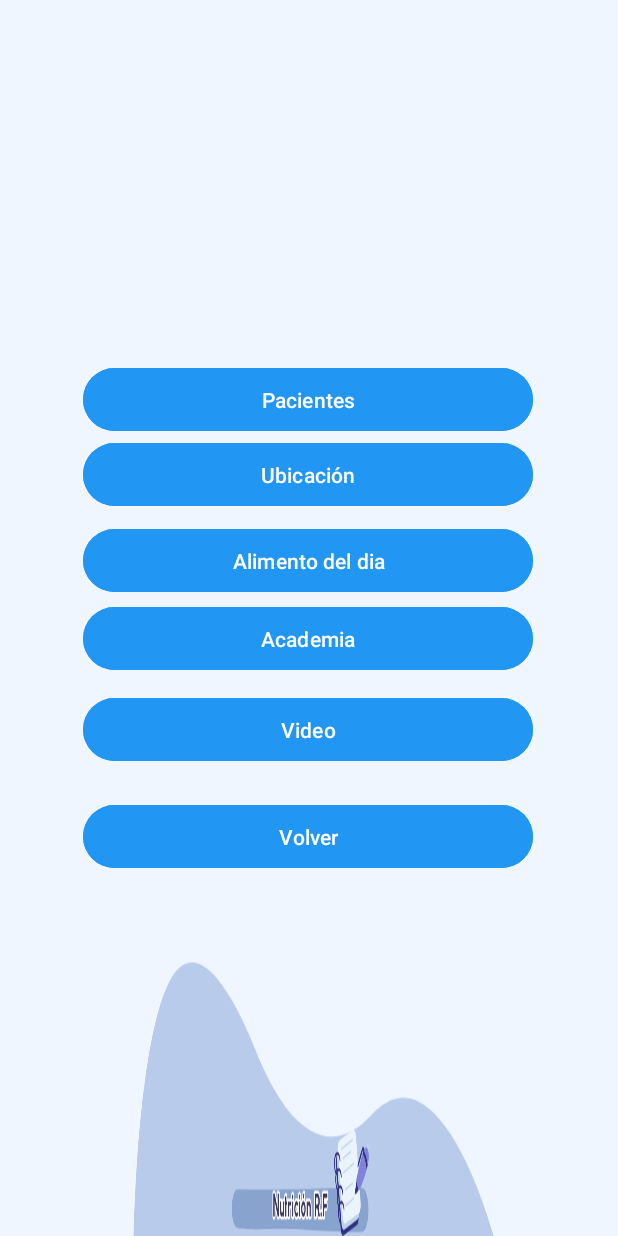
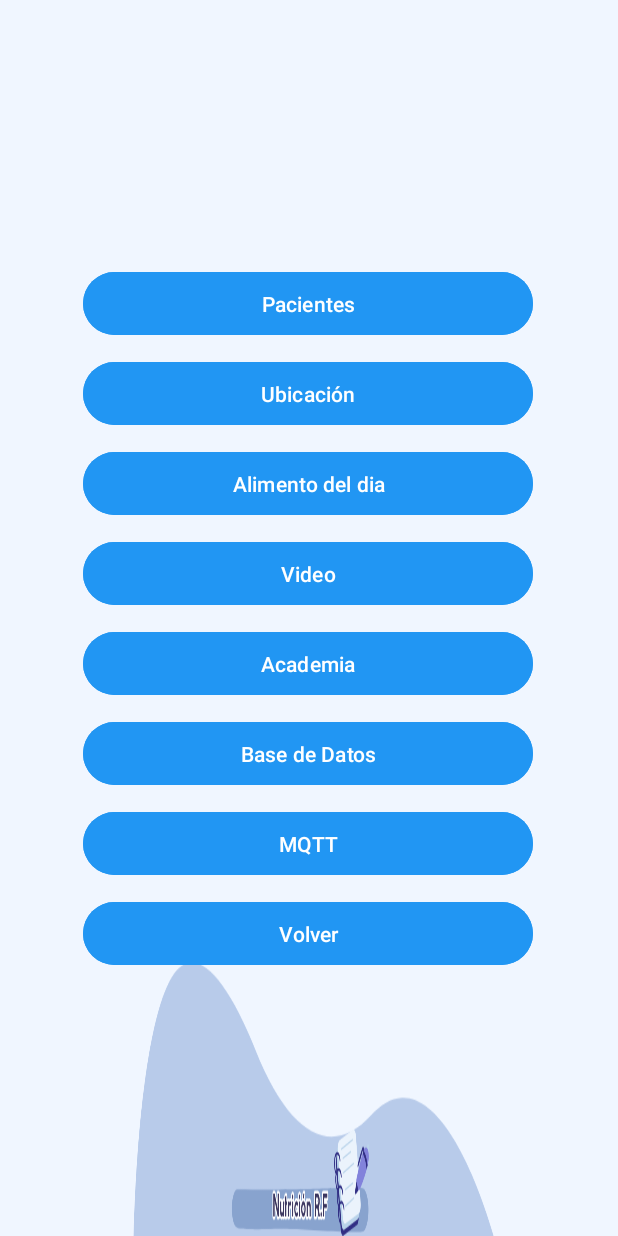
Before and after one commit to facevedor/NutricionFYR, an Android app: the AccesoActivity screen opened directly, with no data from a screen before it, on a phone screen of 412 x 824 dp. Run offline under Robolectric (Android 15) with nearby library versions, the phone set to English and light mode, and no system bars.

Commit message:
Commit Evaluacion Final Android

```diff
--- a/app/src/main/AndroidManifest.xml
+++ b/app/src/main/AndroidManifest.xml
@@ -32,6 +32,9 @@
         <activity android:name=".ThreadActivity"></activity>
         <activity android:name=".VideoActivity"></activity>
         <activity android:name=".CrudActivity"></activity>
+        <activity android:name=".FirebaseActivity"></activity>
+        <activity android:name=".MqttActivity"
+            android:exported="true"></activity>
     </application>
 
 </manifest>
--- a/app/src/main/res/layout/activity_acceso.xml
+++ b/app/src/main/res/layout/activity_acceso.xml
@@ -7,19 +7,103 @@
     android:orientation="vertical"
     xmlns:app="http://schemas.android.com/apk/res-auto">
 
-
     <Button
         android:id="@+id/btnPacientes"
         android:layout_width="300dp"
         android:layout_height="50dp"
+        android:backgroundTint="@color/blue"
         android:onClick="onClickVentana"
         android:text="Pacientes"
+        app:layout_constraintBottom_toTopOf="@+id/btnUbicacion"
+        app:layout_constraintEnd_toEndOf="parent"
+        app:layout_constraintHorizontal_bias="0.495"
+        app:layout_constraintStart_toStartOf="parent"
+        app:layout_constraintTop_toTopOf="parent"
+        app:layout_constraintVertical_chainStyle="packed" />
+
+    <Button
+        android:id="@+id/btnUbicacion"
+        android:layout_width="300dp"
+        android:layout_height="50dp"
         android:backgroundTint="@color/blue"
+        android:onClick="onClickUbicacion"
+        android:text="Ubicación"
+        app:layout_constraintBottom_toTopOf="@+id/btnImagen"
+        app:layout_constraintEnd_toEndOf="parent"
+        app:layout_constraintHorizontal_bias="0.495"
+        app:layout_constraintStart_toStartOf="parent"
+        app:layout_constraintTop_toBottomOf="@+id/btnPacientes"
+        android:layout_marginTop="10dp" />
+
+    <Button
+        android:id="@+id/btnImagen"
+        android:layout_width="300dp"
+        android:layout_height="50dp"
+        android:backgroundTint="@color/blue"
+        android:onClick="onClickImagen"
+        android:text="Alimento del dia"
+        app:layout_constraintBottom_toTopOf="@+id/btnVideo"
+        app:layout_constraintEnd_toEndOf="parent"
+        app:layout_constraintHorizontal_bias="0.495"
+        app:layout_constraintStart_toStartOf="parent"
+        app:layout_constraintTop_toBottomOf="@+id/btnUbicacion"
+        android:layout_marginTop="10dp" />
+
+    <Button
+        android:id="@+id/btnVideo"
+        android:layout_width="300dp"
+        android:layout_height="50dp"
+        android:backgroundTint="@color/blue"
+        android:onClick="onClickVideo"
+        android:text="Video"
+        app:layout_constraintBottom_toTopOf="@+id/btnCrud"
+        app:layout_constraintEnd_toEndOf="parent"
+        app:layout_constraintHorizontal_bias="0.495"
+        app:layout_constraintStart_toStartOf="parent"
+        app:layout_constraintTop_toBottomOf="@+id/btnImagen"
+        android:layout_marginTop="10dp" />
+
+    <Button
+        android:id="@+id/btnCrud"
+        android:layout_width="300dp"
+        android:layout_height="50dp"
+        android:backgroundTint="@color/blue"
+        android:onClick="onClickCrud"
+        android:text="Academia"
+        app:layout_constraintBottom_toTopOf="@+id/btnFirebase"
+        app:layout_constraintEnd_toEndOf="parent"
+        app:layout_constraintHorizontal_bias="0.495"
+        app:layout_constraintStart_toStartOf="parent"
+        app:layout_constraintTop_toBottomOf="@+id/btnVideo"
+        android:layout_marginTop="10dp" />
+
+    <Button
+        android:id="@+id/btnFirebase"
+        android:layout_width="300dp"
+        android:layout_height="50dp"
+        android:backgroundTint="@color/blue"
+        android:onClick="onClickFirebase"
+        android:text="Base de Datos"
+        app:layout_constraintBottom_toTopOf="@+id/btnMqtt"
+        app:layout_constraintEnd_toEndOf="parent"
+        app:layout_constraintHorizontal_bias="0.495"
+        app:layout_constraintStart_toStartOf="parent"
+        app:layout_constraintTop_toBottomOf="@+id/btnCrud"
+        android:layout_marginTop="10dp" />
+
+    <Button
+        android:id="@+id/btnMqtt"
+        android:layout_width="300dp"
+        android:layout_height="50dp"
+        android:backgroundTint="@color/blue"
+        android:onClick="onClickMqtt1"
+        android:text="MQTT"
         app:layout_constraintBottom_toTopOf="@+id/btnRegistrar"
         app:layout_constraintEnd_toEndOf="parent"
         app:layout_constraintHorizontal_bias="0.495"
         app:layout_constraintStart_toStartOf="parent"
-        app:layout_constraintTop_toTopOf="parent" />
+        app:layout_constraintTop_toBottomOf="@+id/btnFirebase"
+        android:layout_marginTop="10dp" />
 
     <Button
         android:id="@+id/btnRegistrar"
@@ -32,63 +116,7 @@
         app:layout_constraintEnd_toEndOf="parent"
         app:layout_constraintHorizontal_bias="0.495"
         app:layout_constraintStart_toStartOf="parent"
-        app:layout_constraintTop_toBottomOf="@+id/btnPacientes" />
-
-    <Button
-        android:id="@+id/btnUbicacion"
-        android:layout_width="300dp"
-        android:layout_height="50dp"
-        android:backgroundTint="@color/blue"
-        android:onClick="onClickUbicacion"
-        android:text="Ubicación"
-        app:layout_constraintBottom_toBottomOf="parent"
-        app:layout_constraintEnd_toEndOf="parent"
-        app:layout_constraintHorizontal_bias="0.495"
-        app:layout_constraintStart_toStartOf="parent"
-        app:layout_constraintTop_toBottomOf="@+id/btnPacientes"
-        app:layout_constraintVertical_bias="0.0" />
-
-    <Button
-        android:id="@+id/btnImagen"
-        android:layout_width="300dp"
-        android:layout_height="50dp"
-        android:backgroundTint="@color/blue"
-        android:onClick="onClickImagen"
-        android:text="Alimento del dia"
-        app:layout_constraintBottom_toBottomOf="parent"
-        app:layout_constraintEnd_toEndOf="parent"
-        app:layout_constraintHorizontal_bias="0.495"
-        app:layout_constraintStart_toStartOf="parent"
-        app:layout_constraintTop_toBottomOf="@+id/btnPacientes"
-        app:layout_constraintVertical_bias="0.119" />
-
-    <Button
-        android:id="@+id/btnVideo"
-        android:layout_width="300dp"
-        android:layout_height="50dp"
-        android:backgroundTint="@color/blue"
-        android:onClick="onClickVideo"
-        android:text="Video"
-        app:layout_constraintBottom_toBottomOf="parent"
-        app:layout_constraintEnd_toEndOf="parent"
-        app:layout_constraintHorizontal_bias="0.495"
-        app:layout_constraintStart_toStartOf="parent"
-        app:layout_constraintTop_toBottomOf="@+id/btnPacientes"
-        app:layout_constraintVertical_bias="0.352" />
-
-    <Button
-        android:id="@+id/btnCrud"
-        android:layout_width="300dp"
-        android:layout_height="50dp"
-        android:backgroundTint="@color/blue"
-        android:onClick="onClickCrud"
-        android:text="Academia"
-        app:layout_constraintBottom_toBottomOf="parent"
-        app:layout_constraintEnd_toEndOf="parent"
-        app:layout_constraintHorizontal_bias="0.495"
-        app:layout_constraintStart_toStartOf="parent"
-        app:layout_constraintTop_toBottomOf="@+id/btnPacientes"
-        app:layout_constraintVertical_bias="0.227" />
-
+        app:layout_constraintTop_toBottomOf="@+id/btnMqtt"
+        android:layout_marginTop="10dp" />
 
 </androidx.constraintlayout.widget.ConstraintLayout>
--- a/build.gradle
+++ b/build.gradle
@@ -1,4 +1,6 @@
 // Top-level build file where you can add configuration options common to all sub-projects/modules.
 plugins {
 alias(libs.plugins.android.application) apply false
+id 'com.google.gms.google-services' version '4.4.0' apply false//plugins firebase
+
 }
```
Also changed, not shown: app/build.gradle (+11 -0 lines), app/src/main/java/com/example/gestionnutricionfr/AccesoActivity.java (+8 -0 lines), app/src/main/java/com/example/gestionnutricionfr/FirebaseActivity.java (added, +102 -0 lines), app/src/main/java/com/example/gestionnutricionfr/MqttActivity.java (added, +95 -0 lines), app/src/main/res/layout/activity_firebase.xml (added, +67 -0 lines), app/src/main/res/layout/activity_mqtt.xml (added, +40 -0 lines), app/src/main/res/values/arrays.xml (added, +8 -0 lines), 1 other file.
